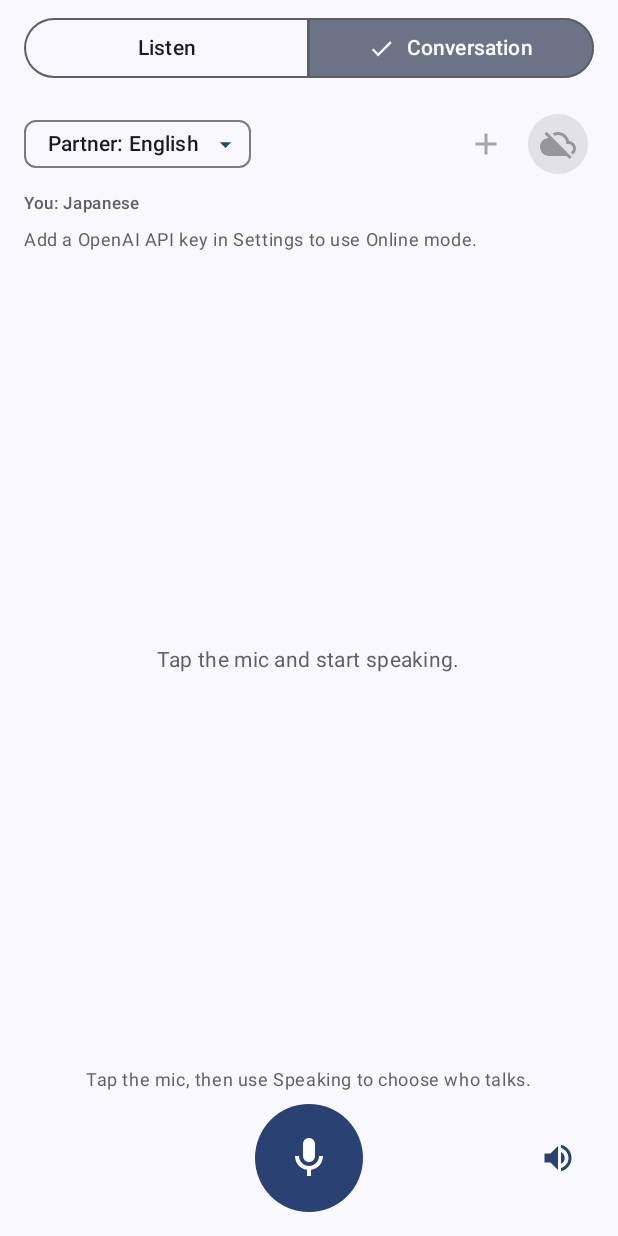
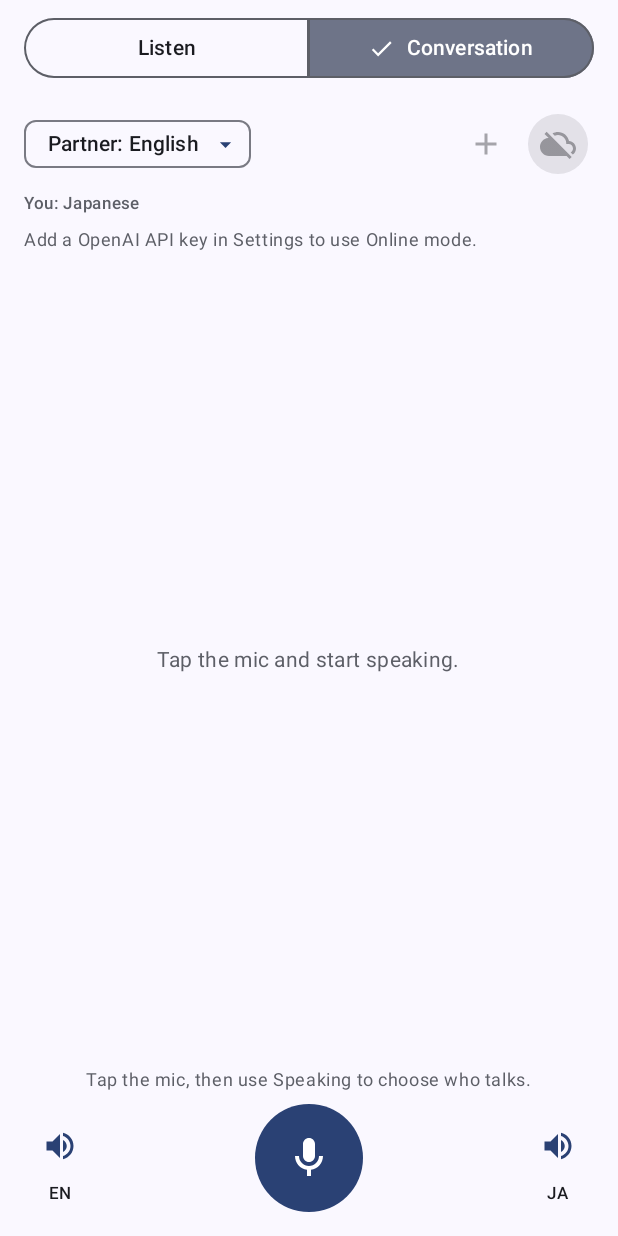
Before and after one commit to yuias/voxwk, an Android app built with Jetpack Compose: the composable NewSessionScreen shown on its own in the app's theme, after a tap on "Conversation", on a phone screen of 412 x 824 dp. Run offline under Robolectric (Android 15) with nearby library versions, the phone set to English and light mode, and no system bars.

Commit message:
feat(ui): add a speak toggle for the partner's direction

```diff
--- a/android/app/src/main/java/app/rly3h/voxwk/ui/session/NewSessionScreen.kt
+++ b/android/app/src/main/java/app/rly3h/voxwk/ui/session/NewSessionScreen.kt
@@ -13,6 +13,7 @@ import androidx.activity.ComponentActivity
 import androidx.activity.compose.LocalActivity
 import androidx.activity.compose.rememberLauncherForActivityResult
 import androidx.activity.result.contract.ActivityResultContracts
+import androidx.annotation.StringRes
 import androidx.compose.foundation.gestures.detectTapGestures
 import androidx.compose.foundation.layout.Arrangement
 import androidx.compose.foundation.layout.Box
@@ -24,6 +25,7 @@ import androidx.compose.foundation.layout.fillMaxWidth
 import androidx.compose.foundation.layout.height
 import androidx.compose.foundation.layout.padding
 import androidx.compose.foundation.layout.size
+import androidx.compose.foundation.layout.width
 import androidx.compose.foundation.lazy.LazyColumn
 import androidx.compose.foundation.lazy.items
 import androidx.compose.foundation.lazy.rememberLazyListState
@@ -294,8 +296,18 @@ fun NewSessionScreen(modifier: Modifier = Modifier) {
         )
       }
       Row(Modifier.fillMaxWidth(), verticalAlignment = Alignment.CenterVertically) {
-        // Mirror the speak toggle's footprint on the left so the mic stays centered.
-        Spacer(Modifier.size(48.dp))
+        // Listen mirrors the speak toggle's footprint on the left so the mic stays centered.
+        if (conversation) {
+          SpeakToggle(
+            checked = settings.autoSpeakPartner,
+            onCheckedChange = vm::onAutoSpeakPartnerChange,
+            onDescription = R.string.session_speak_partner_on,
+            offDescription = R.string.session_speak_partner_off,
+            badge = settings.conversationPartner.badge,
+          )
+        } else {
+          Spacer(Modifier.size(48.dp))
+        }
         Spacer(Modifier.weight(1f))
         Box(contentAlignment = Alignment.Center) {
           Surface(
@@ -326,14 +338,35 @@ fun NewSessionScreen(modifier: Modifier = Modifier) {
         }
         Spacer(Modifier.weight(1f))
         // Speak-aloud toggle, beside the mic it relates to.
-        IconToggleButton(checked = settings.autoSpeak, onCheckedChange = vm::onAutoSpeakChange) {
-          Icon(
-            painterResource(if (settings.autoSpeak) R.drawable.ic_volume_up else R.drawable.ic_volume_off),
-            contentDescription = stringResource(if (settings.autoSpeak) R.string.session_speak_on else R.string.session_speak_off),
-          )
-        }
+        SpeakToggle(
+          checked = settings.autoSpeak,
+          onCheckedChange = vm::onAutoSpeakChange,
+          onDescription = R.string.session_speak_on,
+          offDescription = R.string.session_speak_off,
+          badge = if (conversation) mine.badge else null,
+        )
       }
     }
+  }
+}
+
+/** The badge tells the two toggles of Conversation apart; Listen has one and passes none. */
+@Composable
+private fun SpeakToggle(
+  checked: Boolean,
+  onCheckedChange: (Boolean) -> Unit,
+  @StringRes onDescription: Int,
+  @StringRes offDescription: Int,
+  badge: String?,
+) {
+  Column(Modifier.width(48.dp), horizontalAlignment = Alignment.CenterHorizontally) {
+    IconToggleButton(checked = checked, onCheckedChange = onCheckedChange) {
+      Icon(
+        painterResource(if (checked) R.drawable.ic_volume_up else R.drawable.ic_volume_off),
+        contentDescription = stringResource(if (checked) onDescription else offDescription),
+      )
+    }
+    badge?.let { Text(it, style = MaterialTheme.typography.labelSmall) }
   }
 }
 
--- a/android/app/src/main/java/app/rly3h/voxwk/ui/session/NewSessionViewModel.kt
+++ b/android/app/src/main/java/app/rly3h/voxwk/ui/session/NewSessionViewModel.kt
@@ -172,6 +172,10 @@ internal class NewSessionViewModel(app: Application) : AndroidViewModel(app) {
 
   fun onAutoSpeakChange(value: Boolean) {
     viewModelScope.launch { repository.update { it.copy(autoSpeak = value) } }
+  }
+
+  fun onAutoSpeakPartnerChange(value: Boolean) {
+    viewModelScope.launch { repository.update { it.copy(autoSpeakPartner = value) } }
   }
 
   fun onOnlineChange(value: Boolean) {
--- a/android/app/src/main/java/app/rly3h/voxwk/ui/settings/SettingsScreen.kt
+++ b/android/app/src/main/java/app/rly3h/voxwk/ui/settings/SettingsScreen.kt
@@ -102,8 +102,12 @@ fun SettingsScreen(modifier: Modifier = Modifier, vm: SettingsViewModel = viewMo
       }
     }
     Row(Modifier.fillMaxWidth(), horizontalArrangement = Arrangement.SpaceBetween, verticalAlignment = Alignment.CenterVertically) {
-      Text(stringResource(R.string.session_speak_on), style = MaterialTheme.typography.bodyMedium)
+      Text(stringResource(R.string.settings_speak_for_me), style = MaterialTheme.typography.bodyMedium)
       Switch(checked = s.autoSpeak, onCheckedChange = vm::onAutoSpeakChange)
+    }
+    Row(Modifier.fillMaxWidth(), horizontalArrangement = Arrangement.SpaceBetween, verticalAlignment = Alignment.CenterVertically) {
+      Text(stringResource(R.string.settings_speak_for_partner), style = MaterialTheme.typography.bodyMedium)
+      Switch(checked = s.autoSpeakPartner, onCheckedChange = vm::onAutoSpeakPartnerChange)
     }
 
     HorizontalDivider()
--- a/android/app/src/main/java/app/rly3h/voxwk/ui/settings/SettingsViewModel.kt
+++ b/android/app/src/main/java/app/rly3h/voxwk/ui/settings/SettingsViewModel.kt
@@ -333,6 +333,10 @@ class SettingsViewModel(app: Application) : AndroidViewModel(app) {
     viewModelScope.launch { repository.update { it.copy(autoSpeak = value) } }
   }
 
+  fun onAutoSpeakPartnerChange(value: Boolean) {
+    viewModelScope.launch { repository.update { it.copy(autoSpeakPartner = value) } }
+  }
+
   fun onVadChange(transform: (VadParams) -> VadParams) {
     viewModelScope.launch { repository.update { it.copy(vad = transform(it.vad)) } }
   }
--- a/android/app/src/main/res/values/strings.xml
+++ b/android/app/src/main/res/values/strings.xml
@@ -47,6 +47,8 @@
     <string name="session_models_loading">Loading models</string>
     <string name="session_speak_on">Speak translations aloud</string>
     <string name="session_speak_off">Translations muted</string>
+    <string name="session_speak_partner_on">Speak translations for my partner</string>
+    <string name="session_speak_partner_off">Translations for my partner muted</string>
     <string name="session_speaking_button">Speaking (%1$s → %2$s)</string>
 
     <string name="session_online_needs_key">Add a %1$s API key in Settings to use Online mode.</string>
@@ -104,7 +106,9 @@
     <string name="settings_my_language">Your language</string>
     <string name="settings_my_language_hint">The language you speak. The other person\'s language is chosen on the session screen.</string>
     <string name="settings_playback">Playback</string>
-    <string name="settings_speech_rate">Speech rate</string>
+    <string name="settings_speak_for_me">Speak translations for me</string>
+    <string name="settings_speak_for_partner">Speak translations for my partner</string>
+    <string name="settings_speech_rate">Speech rate for me</string>
     <string name="settings_speech_rate_value">%1$sx</string>
     <string name="settings_ja_recognition">Japanese recognition</string>
     <string name="settings_ja_nemotron">Nemotron 3.5</string>
```
